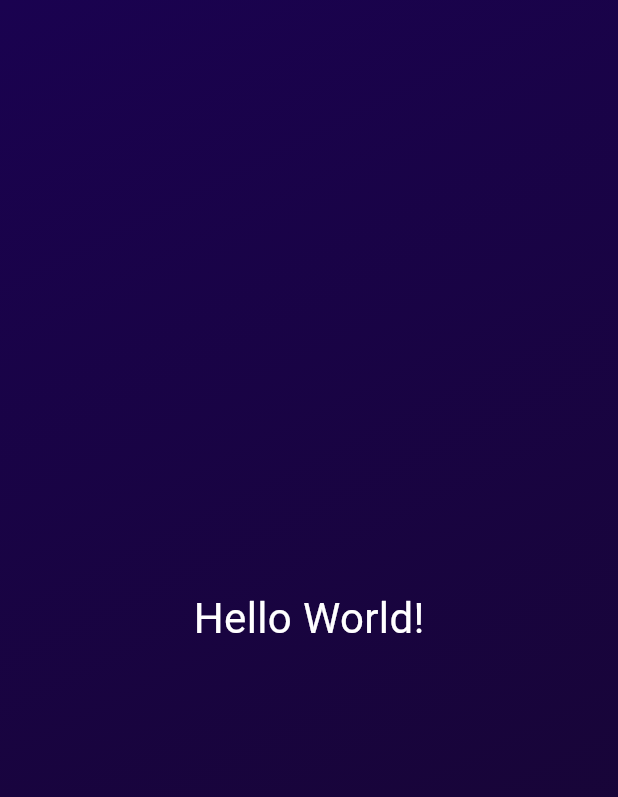
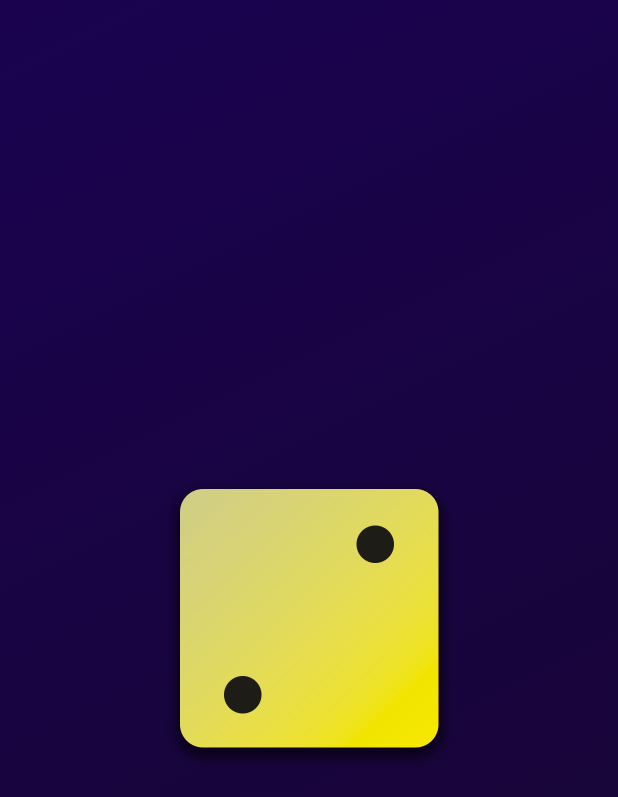
Before and after one commit to zzz-icy/learning-flutter, a Flutter app: the screen it shows after launch, on a phone screen of 412 x 824 dp. Shown: the top 797 px of the screen. Run offline on Flutter 3.47's test engine with Material 3 defaults, Android fonts, the phone set to English and light mode, and no system bars.

Commit message:
added image assets and named constructor

```diff
--- a/lib/gradient_container.dart
+++ b/lib/gradient_container.dart
@@ -1,5 +1,5 @@
 import 'package:flutter/material.dart';
-import 'package:my_first_flutter_app/styled_text.dart';
+// import 'package:my_first_flutter_app/styled_text.dart';
 
 // Alignment? startAlignment;
 var startAlignment = Alignment.topLeft;
@@ -21,9 +21,12 @@
 //make sure that key value, which is wanted by the parent class is forwarded correctly
   // const GradientContainer({super.key, required this.colors});
   // final List<Color> colors;
-
+  // default constructor function
   const GradientContainer(this.color1, this.color2, {super.key});
 
+  // Named constructor
+// const GradientContainer.purple({super.key}): color1 = Colors.deepPurple,color2 = Colors.indigo
+//
   final Color color1;
   final Color color2;
 
@@ -36,8 +39,11 @@
         gradient: LinearGradient(
             colors: [color1, color2], begin: startAlignment, end: endAlignment),
       ),
-      child: const Center(
-        child: StyledText('Hello World!'),
+      child: Center(
+        child: Image.asset(
+          'assets/images/dice-2.png',
+          width: 200,
+        ), // asset , a named constructor
       ),
     );
   }
```
Also changed, not shown: pubspec.yaml (+8 -6 lines), assets/images/dice-1.png (added), assets/images/dice-2.png (added), assets/images/dice-3.png (added), assets/images/dice-4.png (added), assets/images/dice-5.png (added), assets/images/dice-6.png (added).
